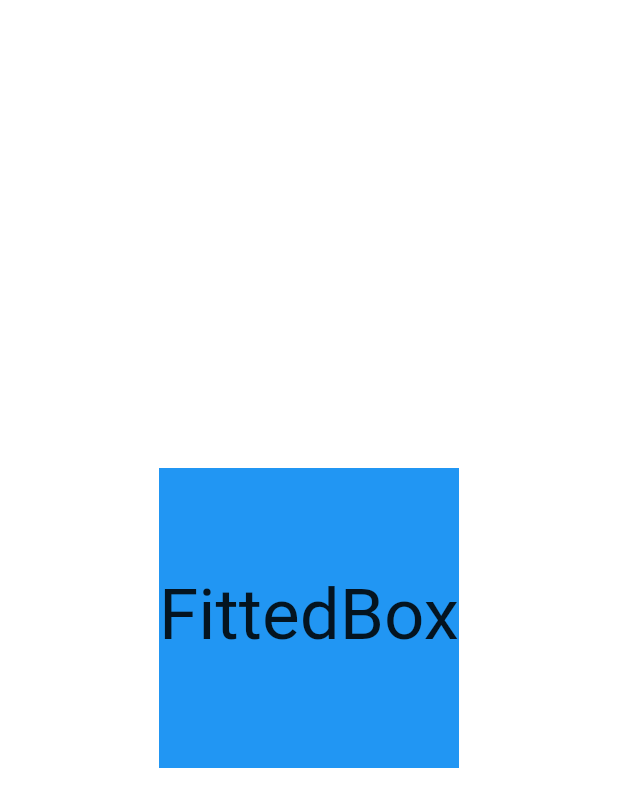
After one commit to charleslana/flutter_snippets, a Flutter app: the SnippetFittedBox screen opened directly, on a phone screen of 412 x 824 dp. The commit adds this screen. Shown: the top 807 px of the screen. Run offline on Flutter 3.47's test engine with Material 2 defaults, Android fonts, the phone set to English and light mode, and no system bars; our stand-ins replace shared_preferences; accounts and stored records are empty; generated files the repository leaves out were written again.

Commit message:
feat(snippets): update

```diff
--- a/lib/src/constants/app_constants.dart
+++ b/lib/src/constants/app_constants.dart
@@ -62,6 +62,7 @@ class AppConstants {
   static final txtSnippetWidgetFlexible = 'widget_flexible';
   static final txtSnippetWidgetExpanded = 'widget_expanded';
   static final txtSnippetWidgetCircleAvatar = 'widget_circle_avatar';
+  static final txtSnippetWidgetFittedBox = 'widget_fitted_box';
   static final txtSnippetWidgetRefreshIndicator = 'widget_refresh_indicator';
   static final txtSnippetWidgetDraggable = 'widget_draggable';
   static final txtSnippetWidgetGlobalKey = 'widget_global_key';
--- a/lib/src/l10n/app_en.arb
+++ b/lib/src/l10n/app_en.arb
@@ -104,6 +104,7 @@
     "menuWidgetBasicFlexible": "Flexible",
     "menuWidgetBasicExpanded": "Expanded",
     "menuWidgetBasicCircleAvatar": "CircleAvatar",
+    "menuWidgetBasicFittedBox": "FittedBox",
     "menuWidgetAdvancedRefreshIndicator": "RefreshIndicator",
     "menuWidgetAdvancedDraggable": "Drag and Drop",
     "menuWidgetAdvancedGlobalKey": "GlobalKey",
--- a/lib/src/l10n/app_es.arb
+++ b/lib/src/l10n/app_es.arb
@@ -86,6 +86,7 @@
     "menuWidgetBasicFlexible": "Flexible",
     "menuWidgetBasicExpanded": "Expanded",
     "menuWidgetBasicCircleAvatar": "CircleAvatar",
+    "menuWidgetBasicFittedBox": "FittedBox",
     "menuWidgetAdvancedRefreshIndicator": "RefreshIndicator",
     "menuWidgetAdvancedDraggable": "Drag and Drop",
     "menuWidgetAdvancedGlobalKey": "GlobalKey",
--- a/lib/src/l10n/app_pt.arb
+++ b/lib/src/l10n/app_pt.arb
@@ -86,6 +86,7 @@
     "menuWidgetBasicFlexible": "Flexible",
     "menuWidgetBasicExpanded": "Expanded",
     "menuWidgetBasicCircleAvatar": "CircleAvatar",
+    "menuWidgetBasicFittedBox": "FittedBox",
     "menuWidgetAdvancedRefreshIndicator": "RefreshIndicator",
     "menuWidgetAdvancedDraggable": "Drag and Drop",
     "menuWidgetAdvancedGlobalKey": "GlobalKey",
--- /dev/null
+++ b/lib/src/snippets/snippet_fitted_box.dart
@@ -0,0 +1,26 @@
+import 'package:flutter/material.dart';
+
+class SnippetFittedBox extends StatelessWidget {
+  const SnippetFittedBox({Key? key}) : super(key: key);
+
+  @override
+  Widget build(BuildContext context) {
+    return Scaffold(
+      body: Center(
+        child: Container(
+          color: Colors.blue,
+          width: 200,
+          height: 200,
+          child: FittedBox(
+            child: Center(
+              child: Text(
+                'FittedBox',
+                style: TextStyle(fontSize: 10),
+              ),
+            ),
+          ),
+        ),
+      ),
+    );
+  }
+}
```
Also changed, not shown: assets/snippets/widget_fitted_box.txt (added, +41 -0 lines), lib/src/pages/snippet_widgets.dart (+15 -0 lines).
